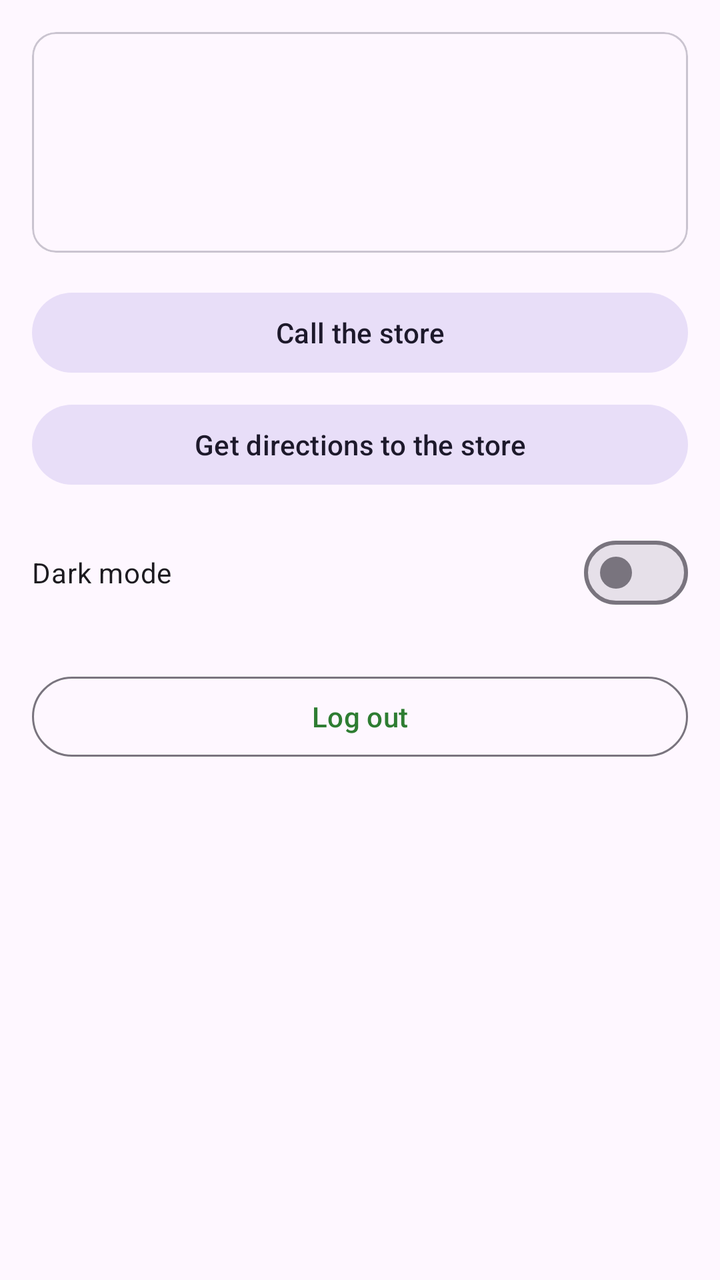
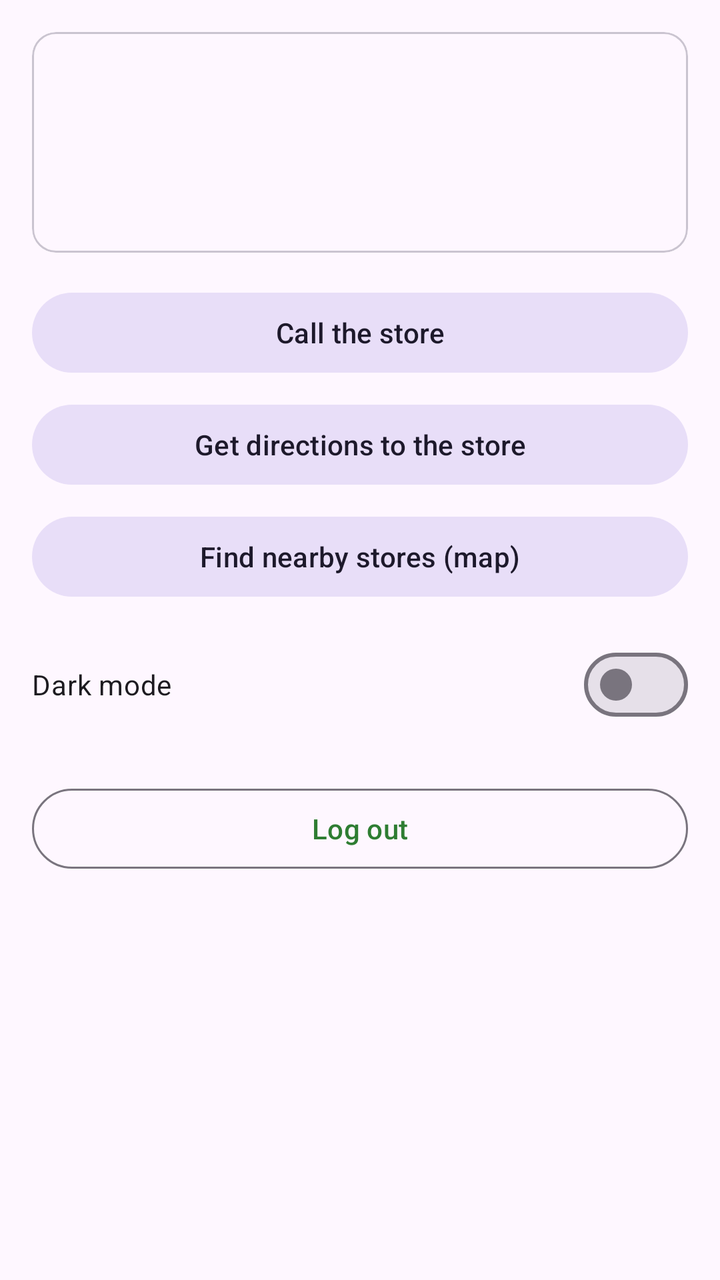

Before-and-after screenshots of an Android layout around one commit, followed by the original layout XML and the change that was made.
<!-- AndroidManifest.xml: application theme Theme.QRBasedSmartInventoryApp -->
<!-- res/layout/fragment_profile.xml -->
<?xml version="1.0" encoding="utf-8"?>
<ScrollView xmlns:android="http://schemas.android.com/apk/res/android"
    android:layout_width="match_parent"
    android:layout_height="match_parent">
    <LinearLayout
        android:layout_width="match_parent"
        android:layout_height="wrap_content"
        android:orientation="vertical"
        android:padding="16dp">

        <com.google.android.material.card.MaterialCardView
            android:layout_width="match_parent" android:layout_height="wrap_content">
            <LinearLayout android:layout_width="match_parent"
                android:layout_height="wrap_content"
                android:orientation="vertical" android:padding="16dp">
                <TextView android:id="@+id/tv_name" android:layout_width="wrap_content"
                    android:layout_height="wrap_content"
                    android:textAppearance="?attr/textAppearanceHeadlineSmall"/>
                <TextView android:id="@+id/tv_email" android:layout_width="wrap_content"
                    android:layout_height="wrap_content"
                    android:textAppearance="?attr/textAppearanceBodyMedium"/>
                <TextView android:id="@+id/tv_role" android:layout_width="wrap_content"
                    android:layout_height="wrap_content" android:layout_marginTop="8dp"
                    android:textColor="?attr/colorPrimary"
                    android:textAppearance="?attr/textAppearanceTitleSmall"/>
            </LinearLayout>
        </com.google.android.material.card.MaterialCardView>

        <com.google.android.material.button.MaterialButton
            android:id="@+id/btn_call" style="@style/Widget.Material3.Button.TonalButton"
            android:layout_width="match_parent" android:layout_height="wrap_content"
            android:layout_marginTop="16dp" android:text="Call the store"/>
        <com.google.android.material.button.MaterialButton
            android:id="@+id/btn_maps" style="@style/Widget.Material3.Button.TonalButton"
            android:layout_width="match_parent" android:layout_height="wrap_content"
            android:layout_marginTop="8dp" android:text="Get directions to the store"/>

        <com.google.android.material.materialswitch.MaterialSwitch
            android:id="@+id/switch_dark" android:layout_width="match_parent"
            android:layout_height="wrap_content" android:layout_marginTop="16dp"
            android:text="Dark mode"/>

        <com.google.android.material.button.MaterialButton
            android:id="@+id/btn_logout" style="@style/Widget.Material3.Button.OutlinedButton"
            android:layout_width="match_parent" android:layout_height="wrap_content"
            android:layout_marginTop="24dp" android:text="Log out"/>
    </LinearLayout>
</ScrollView>
<!-- resources referenced by this layout -->
<resources>
  <style name="Theme.QRBasedSmartInventoryApp" parent="Base.Theme.QRBasedSmartInventoryApp" />
  <style name="Base.Theme.QRBasedSmartInventoryApp" parent="Theme.Material3.DayNight.NoActionBar">
          <item name="colorPrimary">@color/brand_green</item>
          <item name="colorOnPrimary">@color/white</item>
          <item name="colorSecondary">@color/brand_orange</item>
          <item name="colorOnSecondary">@color/white</item>
          
          
      </style>
  <color name="brand_green">#2E7D32</color>
  <color name="white">#FFFFFFFF</color>
  <color name="brand_orange">#EF6C00</color>
</resources>

<!-- the commit's change to res/layout/fragment_profile.xml (unified diff, before → after) -->
@@ -35,6 +35,10 @@
             android:layout_width="match_parent" android:layout_height="wrap_content"
             android:layout_marginTop="8dp" android:text="Get directions to the store"/>
 
+        <com.google.android.material.button.MaterialButton
+            android:id="@+id/btn_store_map" style="@style/Widget.Material3.Button.TonalButton"
+            android:layout_width="match_parent" android:layout_height="wrap_content"
+            android:layout_marginTop="8dp" android:text="Find nearby stores (map)"/>
         <com.google.android.material.materialswitch.MaterialSwitch
             android:id="@+id/switch_dark" android:layout_width="match_parent"
             android:layout_height="wrap_content" android:layout_marginTop="16dp"
